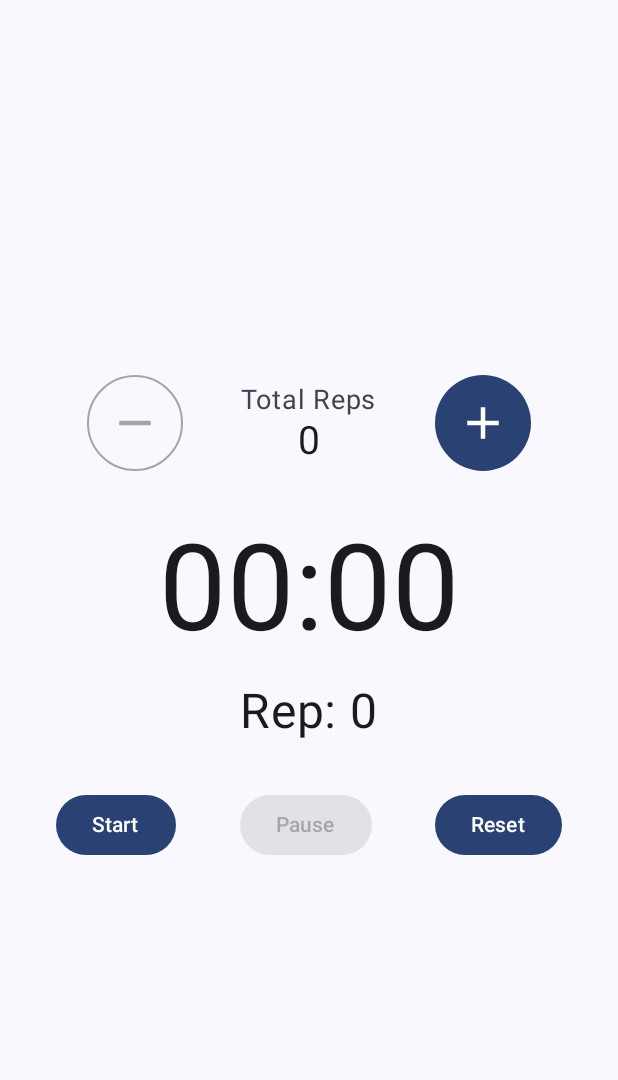
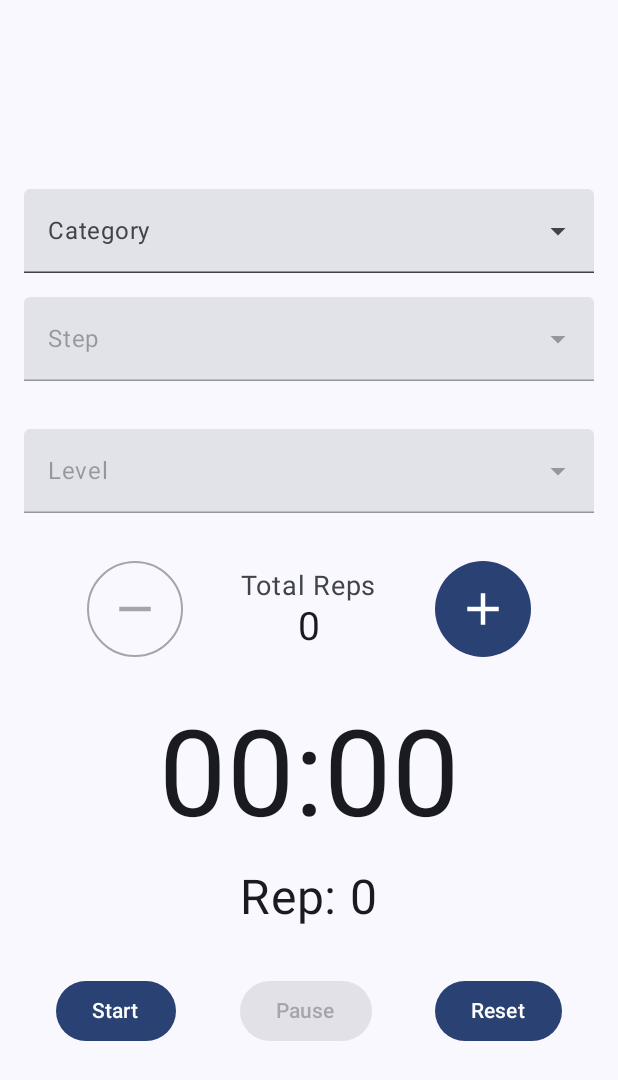
Before and after one commit to matsudo840/conviction-timer-app, an Android app built with Jetpack Compose: the screen it shows after launch (MainActivity), on a phone screen of 412 x 824 dp. Shown: the top 1080 px of the screen. Run offline under Robolectric (Android 15) with nearby library versions, the phone set to English and light mode, and no system bars; our stand-ins replace livedata-compose.

Commit message:
Introduce conviction training data

```diff
--- /dev/null
+++ b/app/src/main/java/com/example/convictiontimer/Exercise.kt
@@ -0,0 +1,10 @@
+package com.example.convictiontimer
+
+data class Exercise(
+    val category: String,
+    val step: Int,
+    val name: String,
+    val level: String,
+    val sets: Int,
+    val totalReps: Int
+)
--- a/app/src/main/java/com/example/convictiontimer/MainActivity.kt
+++ b/app/src/main/java/com/example/convictiontimer/MainActivity.kt
@@ -8,14 +8,7 @@ import androidx.compose.foundation.shape.CircleShape
 import androidx.compose.material.icons.Icons
 import androidx.compose.material.icons.filled.Add
 import androidx.compose.material.icons.filled.Remove
-import androidx.compose.material3.Button
-import androidx.compose.material3.FilledIconButton
-import androidx.compose.material3.Icon
-import androidx.compose.material3.IconButtonDefaults
-import androidx.compose.material3.MaterialTheme
-import androidx.compose.material3.OutlinedIconButton
-import androidx.compose.material3.Surface
-import androidx.compose.material3.Text
+import androidx.compose.material3.*
 import androidx.compose.runtime.*
 import androidx.compose.runtime.livedata.observeAsState
 import androidx.compose.ui.Alignment
@@ -58,6 +51,8 @@ fun ConvictionTimerScreen(timerViewModel: TimerViewModel = viewModel()) {
         horizontalAlignment = Alignment.CenterHorizontally,
         verticalArrangement = Arrangement.Center
     ) {
+        ExerciseSelection(timerViewModel = timerViewModel)
+        Spacer(modifier = Modifier.height(32.dp))
         RepsAdjustmentControls(
             totalReps = totalReps,
             onIncrement = { timerViewModel.incrementTotalReps() },
@@ -90,6 +85,127 @@ fun ConvictionTimerScreen(timerViewModel: TimerViewModel = viewModel()) {
     }
 }
 
+@OptIn(ExperimentalMaterial3Api::class)
+@Composable
+fun ExerciseSelection(timerViewModel: TimerViewModel) {
+    val categories by timerViewModel.categories.collectAsState()
+    val selectedCategory by timerViewModel.selectedCategory.collectAsState()
+
+    val steps by timerViewModel.steps.collectAsState()
+    val selectedStep by timerViewModel.selectedStep.collectAsState()
+
+    val selectedExercise by timerViewModel.selectedExercise.collectAsState()
+
+    val levels by timerViewModel.levels.collectAsState()
+    val selectedLevel by timerViewModel.selectedLevel.collectAsState()
+
+    var categoryExpanded by remember { mutableStateOf(false) }
+    var stepExpanded by remember { mutableStateOf(false) }
+    var levelExpanded by remember { mutableStateOf(false) }
+
+    Column {
+        ExposedDropdownMenuBox(
+            expanded = categoryExpanded,
+            onExpandedChange = { categoryExpanded = !categoryExpanded }
+        ) {
+            TextField(
+                value = selectedCategory,
+                onValueChange = {},
+                readOnly = true,
+                label = { Text("Category") },
+                trailingIcon = { ExposedDropdownMenuDefaults.TrailingIcon(expanded = categoryExpanded) },
+                modifier = Modifier.menuAnchor().fillMaxWidth()
+            )
+            ExposedDropdownMenu(
+                expanded = categoryExpanded,
+                onDismissRequest = { categoryExpanded = false }
+            ) {
+                categories.forEach { category ->
+                    DropdownMenuItem(
+                        text = { Text(category) },
+                        onClick = {
+                            timerViewModel.onCategorySelected(category)
+                            categoryExpanded = false
+                        }
+                    )
+                }
+            }
+        }
+
+        Spacer(modifier = Modifier.height(16.dp))
+
+        ExposedDropdownMenuBox(
+            expanded = stepExpanded,
+            onExpandedChange = { stepExpanded = !stepExpanded }
+        ) {
+            TextField(
+                value = selectedStep,
+                onValueChange = {},
+                readOnly = true,
+                label = { Text("Step") },
+                trailingIcon = { ExposedDropdownMenuDefaults.TrailingIcon(expanded = stepExpanded) },
+                modifier = Modifier.menuAnchor().fillMaxWidth(),
+                enabled = selectedCategory.isNotEmpty()
+            )
+            ExposedDropdownMenu(
+                expanded = stepExpanded,
+                onDismissRequest = { stepExpanded = false }
+            ) {
+                steps.forEach { step ->
+                    DropdownMenuItem(
+                        text = { Text(step) },
+                        onClick = {
+                            timerViewModel.onStepSelected(step)
+                            stepExpanded = false
+                        }
+                    )
+                }
+            }
+        }
+
+        Spacer(modifier = Modifier.height(16.dp))
+
+        if (selectedExercise.isNotEmpty()) {
+            Text(
+                text = "Exercise: $selectedExercise",
+                style = MaterialTheme.typography.bodyLarge,
+                modifier = Modifier.padding(vertical = 8.dp)
+            )
+        }
+
+        Spacer(modifier = Modifier.height(16.dp))
+
+        ExposedDropdownMenuBox(
+            expanded = levelExpanded,
+            onExpandedChange = { levelExpanded = !levelExpanded }
+        ) {
+            TextField(
+                value = selectedLevel,
+                onValueChange = {},
+                readOnly = true,
+                label = { Text("Level") },
+                trailingIcon = { ExposedDropdownMenuDefaults.TrailingIcon(expanded = levelExpanded) },
+                modifier = Modifier.menuAnchor().fillMaxWidth(),
+                enabled = selectedExercise.isNotEmpty()
+            )
+            ExposedDropdownMenu(
+                expanded = levelExpanded,
+                onDismissRequest = { levelExpanded = false }
+            ) {
+                levels.forEach { level ->
+                    DropdownMenuItem(
+                        text = { Text(level) },
+                        onClick = {
+                            timerViewModel.onLevelSelected(level)
+                            levelExpanded = false
+                        }
+                    )
+                }
+            }
+        }
+    }
+}
+
 @Composable
 fun RepsAdjustmentControls(
     totalReps: Int,
@@ -102,7 +218,6 @@ fun RepsAdjustmentControls(
         verticalAlignment = Alignment.CenterVertically,
         horizontalArrangement = Arrangement.spacedBy(24.dp)
     ) {
-        // 「-」ボタン (アウトライン)
         OutlinedIconButton(
             onClick = {
                 haptic.performHapticFeedback(HapticFeedbackType.LongPress)
@@ -119,7 +234,6 @@ fun RepsAdjustmentControls(
             )
         }
 
-        // 現在の回数表示
         Column(
             horizontalAlignment = Alignment.CenterHorizontally,
             modifier = Modifier.width(120.dp)
@@ -135,7 +249,6 @@ fun RepsAdjustmentControls(
             )
         }
 
-        // 「+」ボタン (塗りつぶし)
         FilledIconButton(
             onClick = {
                 haptic.performHapticFeedback(HapticFeedbackType.LongPress)
--- a/app/src/main/java/com/example/convictiontimer/TimerViewModel.kt
+++ b/app/src/main/java/com/example/convictiontimer/TimerViewModel.kt
@@ -16,6 +16,8 @@ import kotlinx.coroutines.flow.StateFlow
 import kotlinx.coroutines.flow.asStateFlow
 import kotlinx.coroutines.flow.update
 import kotlinx.coroutines.launch
+import java.io.BufferedReader
+import java.io.InputStreamReader
 import java.util.Locale
 
 class TimerViewModel(application: Application) : AndroidViewModel(application), TextToSpeech.OnInitListener {
@@ -40,6 +42,33 @@ class TimerViewModel(application: Application) : AndroidViewModel(application),
     private var startTime: Long = 0L
     private val repetitionDurationSeconds = 6
 
+    private val _exercises = MutableStateFlow<List<Exercise>>(emptyList())
+    val exercises: StateFlow<List<Exercise>> = _exercises.asStateFlow()
+
+    private val _categories = MutableStateFlow<List<String>>(emptyList())
+    val categories: StateFlow<List<String>> = _categories.asStateFlow()
+
+    private val _steps = MutableStateFlow<List<String>>(emptyList())
+    val steps: StateFlow<List<String>> = _steps.asStateFlow()
+
+    private val _exercisesForStep = MutableStateFlow<List<String>>(emptyList())
+    val exercisesForStep: StateFlow<List<String>> = _exercisesForStep.asStateFlow()
+
+    private val _levels = MutableStateFlow<List<String>>(emptyList())
+    val levels: StateFlow<List<String>> = _levels.asStateFlow()
+
+    private val _selectedCategory = MutableStateFlow("")
+    val selectedCategory: StateFlow<String> = _selectedCategory.asStateFlow()
+
+    private val _selectedStep = MutableStateFlow("")
+    val selectedStep: StateFlow<String> = _selectedStep.asStateFlow()
+
+    private val _selectedExercise = MutableStateFlow("")
+    val selectedExercise: StateFlow<String> = _selectedExercise.asStateFlow()
+
+    private val _selectedLevel = MutableStateFlow("")
+    val selectedLevel: StateFlow<String> = _selectedLevel.asStateFlow()
+
     init {
         tts = TextToSpeech(getApplication(), this)
 
@@ -55,6 +84,61 @@ class TimerViewModel(application: Application) : AndroidViewModel(application),
 
         countSoundId = soundPool!!.load(getApplication(), R.raw.count, 1)
         intervalSoundId = soundPool!!.load(getApplication(), R.raw.interval, 1)
+
+        loadExercises()
+    }
+
+    private fun loadExercises() {
+        viewModelScope.launch {
+            val exerciseList = mutableListOf<Exercise>()
+            val inputStream = getApplication<Application>().resources.openRawResource(R.raw.exercises)
+            val reader = BufferedReader(InputStreamReader(inputStream))
+            reader.readLine() // Skip header
+            var line: String?
+            while (reader.readLine().also { line = it } != null) {
+                val tokens = line!!.split(",")
+                val exercise = Exercise(
+                    category = tokens[0],
+                    step = tokens[1].toInt(),
+                    name = tokens[2],
+                    level = tokens[3],
+                    sets = tokens[4].toInt(),
+                    totalReps = tokens[5].toInt()
+                )
+                exerciseList.add(exercise)
+            }
+            _exercises.value = exerciseList
+            _categories.value = exerciseList.map { it.category }.distinct()
+        }
+    }
+
+    fun onCategorySelected(category: String) {
+        _selectedCategory.value = category
+        _steps.value = _exercises.value.filter { it.category == category }.map { it.step.toString() }.distinct()
+        _selectedStep.value = ""
+        _selectedExercise.value = ""
+        _selectedLevel.value = ""
+    }
+
+    fun onStepSelected(step: String) {
+        _selectedStep.value = step
+        val exercises = _exercises.value.filter { it.category == _selectedCategory.value && it.step.toString() == step }
+        val exerciseName = exercises.firstOrNull()?.name ?: ""
+        _selectedExercise.value = exerciseName
+        _levels.value = exercises.map { it.level }.distinct()
+        _selectedLevel.value = ""
+    }
+
+    fun onExerciseSelected(exercise: String) {
+        _selectedExercise.value = exercise
+        _levels.value = _exercises.value.filter { it.category == _selectedCategory.value && it.step.toString() == _selectedStep.value && it.name == exercise }.map { it.level }.distinct()
+        _selectedLevel.value = ""
+    }
+
+    fun onLevelSelected(level: String) {
+        _selectedLevel.value = level
+        val exercise = _exercises.value.find { it.category == _selectedCategory.value && it.step.toString() == _selectedStep.value && it.name == _selectedExercise.value && it.level == level }
+        _totalReps.value = exercise?.totalReps ?: 0
     }
 
     fun incrementTotalReps() {
```
Also changed, not shown: app/src/main/res/raw/exercises.csv (added, +175 -0 lines).
